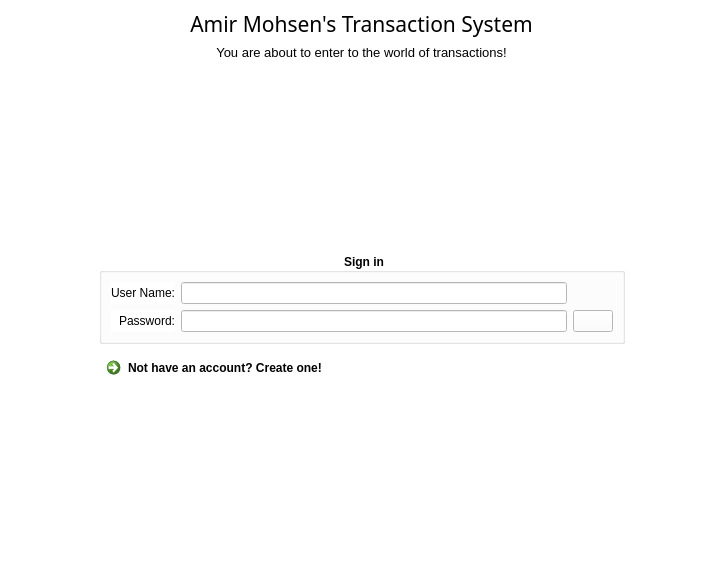
Qt form ui/panels/welcomepanel.ui (amirmohsen1384/transaction) before a commit.
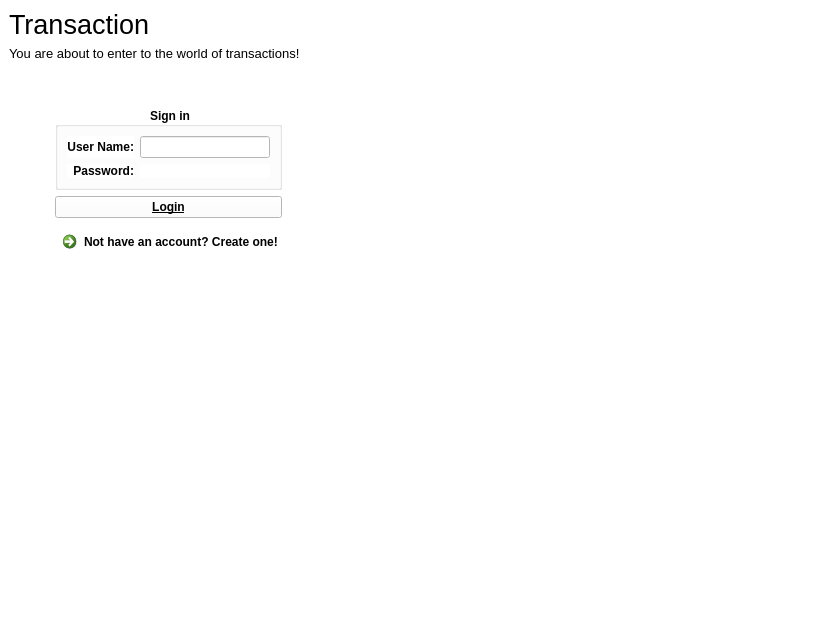
The same form after that commit. Icons and pictures are not drawn. Custom widgets are drawn as their Qt base class.

Commit message: Welcome Panel Development

Diff of the .ui file:
```diff
--- a/ui/panels/welcomepanel.ui
+++ b/ui/panels/welcomepanel.ui
@@ -1,13 +1,13 @@
 <?xml version="1.0" encoding="UTF-8"?>
 <ui version="4.0">
  <class>WelcomePanel</class>
- <widget class="QMainWindow" name="WelcomePanel">
+ <widget class="QDialog" name="WelcomePanel">
   <property name="geometry">
    <rect>
     <x>0</x>
     <y>0</y>
-    <width>723</width>
-    <height>581</height>
+    <width>814</width>
+    <height>632</height>
    </rect>
   </property>
   <property name="windowTitle">
@@ -17,22 +17,42 @@
    <string notr="true">background-color:white</string>
   </property>
   <widget class="QWidget" name="parent">
+   <layout class="QVBoxLayout" name="verticalLayout_2">
+    <item>
+     <widget class="QStackedWidget" name="pageContainer">
+      <property name="currentIndex">
+       <number>1</number>
+      </property>
+      <widget class="QWidget" name="welcomePage">
    <layout class="QGridLayout" name="gridLayout">
-    <item row="2" column="0">
-     <spacer name="horizontalSpacer">
-      <property name="orientation">
-       <enum>Qt::Orientation::Horizontal</enum>
-      </property>
-      <property name="sizeHint" stdset="0">
-       <size>
-        <width>40</width>
-        <height>20</height>
-       </size>
-      </property>
-     </spacer>
-    </item>
-    <item row="2" column="1" colspan="2">
-     <widget class="QGroupBox" name="groupBox">
+        <item row="0" column="1">
+         <widget class="QLabel" name="logo">
+          <property name="sizePolicy">
+           <sizepolicy hsizetype="MinimumExpanding" vsizetype="MinimumExpanding">
+            <horstretch>0</horstretch>
+            <verstretch>0</verstretch>
+           </sizepolicy>
+          </property>
+          <property name="styleSheet">
+           <string notr="true">background-color:white</string>
+          </property>
+          <property name="text">
+           <string/>
+          </property>
+          <property name="pixmap">
+           <pixmap resource="../../resources.qrc">:/images/panels/logo.png</pixmap>
+          </property>
+          <property name="alignment">
+           <set>Qt::AlignmentFlag::AlignCenter</set>
+          </property>
+         </widget>
+        </item>
+       </layout>
+      </widget>
+      <widget class="QWidget" name="loginPage">
+       <layout class="QGridLayout" name="gridLayout_2">
+        <item row="2" column="1">
+         <widget class="QGroupBox" name="signinGroup">
       <property name="font">
        <font>
         <bold>true</bold>
@@ -44,9 +64,29 @@
       <property name="alignment">
        <set>Qt::AlignmentFlag::AlignCenter</set>
       </property>
-      <layout class="QGridLayout" name="infoLayout">
+          <layout class="QGridLayout" name="signinLayout">
+           <item row="0" column="0">
+            <widget class="QLabel" name="userNameLabel">
+             <property name="font">
+              <font>
+               <bold>true</bold>
+              </font>
+             </property>
+             <property name="text">
+              <string>User Name:</string>
+             </property>
+             <property name="alignment">
+              <set>Qt::AlignmentFlag::AlignRight|Qt::AlignmentFlag::AlignTrailing|Qt::AlignmentFlag::AlignVCenter</set>
+             </property>
+            </widget>
+           </item>
        <item row="1" column="0">
-        <widget class="QLabel" name="label_2">
+            <widget class="QLabel" name="passwordLabel">
+             <property name="font">
+              <font>
+               <bold>true</bold>
+              </font>
+             </property>
          <property name="text">
           <string>Password:</string>
          </property>
@@ -55,55 +95,111 @@
          </property>
         </widget>
        </item>
-       <item row="0" column="1">
-        <widget class="QLineEdit" name="lineEdit"/>
+           <item row="0" column="1" colspan="3">
+            <widget class="QLineEdit" name="userNameEdit">
+             <property name="sizePolicy">
+              <sizepolicy hsizetype="Preferred" vsizetype="Fixed">
+               <horstretch>0</horstretch>
+               <verstretch>0</verstretch>
+              </sizepolicy>
+             </property>
+            </widget>
+           </item>
+           <item row="1" column="1" colspan="3">
+            <widget class="PasswordEdit" name="passwordEdit" native="true">
+             <property name="sizePolicy">
+              <sizepolicy hsizetype="Preferred" vsizetype="Preferred">
+               <horstretch>0</horstretch>
+               <verstretch>0</verstretch>
+              </sizepolicy>
+             </property>
+            </widget>
+           </item>
+          </layout>
+         </widget>
+        </item>
+        <item row="2" column="2">
+         <spacer name="rightSpacer">
+          <property name="orientation">
+           <enum>Qt::Orientation::Horizontal</enum>
+          </property>
+          <property name="sizeType">
+           <enum>QSizePolicy::Policy::Preferred</enum>
+          </property>
+          <property name="sizeHint" stdset="0">
+           <size>
+            <width>40</width>
+            <height>20</height>
+           </size>
+          </property>
+         </spacer>
+        </item>
+        <item row="5" column="1">
+         <widget class="QCommandLinkButton" name="commandLinkButton">
+          <property name="font">
+           <font>
+            <family>Segoe UI</family>
+            <pointsize>9</pointsize>
+           </font>
+          </property>
+          <property name="text">
+           <string>Not have an account? Create one!</string>
+          </property>
+         </widget>
+        </item>
+        <item row="6" column="1">
+         <spacer name="bottomSpacer">
+          <property name="orientation">
+           <enum>Qt::Orientation::Vertical</enum>
+          </property>
+          <property name="sizeHint" stdset="0">
+           <size>
+            <width>20</width>
+            <height>40</height>
+           </size>
+          </property>
+         </spacer>
        </item>
        <item row="1" column="1">
-        <widget class="QLineEdit" name="lineEdit_2"/>
-       </item>
-       <item row="1" column="2">
-        <widget class="QPushButton" name="pushButton_2">
-         <property name="text">
-          <string/>
-         </property>
-        </widget>
-       </item>
-       <item row="0" column="0">
-        <widget class="QLabel" name="label">
-         <property name="text">
-          <string>User Name:</string>
-         </property>
-         <property name="alignment">
-          <set>Qt::AlignmentFlag::AlignRight|Qt::AlignmentFlag::AlignTrailing|Qt::AlignmentFlag::AlignVCenter</set>
-         </property>
-        </widget>
-       </item>
-      </layout>
-     </widget>
-    </item>
-    <item row="0" column="0" colspan="4">
-     <layout class="QVBoxLayout" name="verticalLayout">
+         <spacer name="topSpacer">
+          <property name="orientation">
+           <enum>Qt::Orientation::Vertical</enum>
+          </property>
+          <property name="sizeHint" stdset="0">
+           <size>
+            <width>20</width>
+            <height>40</height>
+           </size>
+          </property>
+         </spacer>
+        </item>
+        <item row="0" column="0" colspan="3">
+         <layout class="QVBoxLayout" name="titleLayout">
       <property name="topMargin">
        <number>0</number>
       </property>
       <item>
-       <widget class="QLabel" name="label_3">
+           <widget class="QLabel" name="title">
         <property name="font">
          <font>
-          <family>Segoe Print</family>
-          <pointsize>16</pointsize>
+              <family>Segoe UI</family>
+              <pointsize>20</pointsize>
+              <fontweight>ExtraLight</fontweight>
          </font>
         </property>
         <property name="text">
-         <string>Amir Mohsen's Transaction System</string>
+             <string>Transaction</string>
+            </property>
+            <property name="scaledContents">
+             <bool>false</bool>
         </property>
         <property name="alignment">
-         <set>Qt::AlignmentFlag::AlignCenter</set>
+             <set>Qt::AlignmentFlag::AlignLeading|Qt::AlignmentFlag::AlignLeft|Qt::AlignmentFlag::AlignVCenter</set>
         </property>
        </widget>
       </item>
       <item>
-       <widget class="QLabel" name="label_4">
+           <widget class="QLabel" name="description">
         <property name="font">
          <font>
           <pointsize>10</pointsize>
@@ -113,17 +209,20 @@
          <string>You are about to enter to the world of transactions!</string>
         </property>
         <property name="alignment">
-         <set>Qt::AlignmentFlag::AlignCenter</set>
+             <set>Qt::AlignmentFlag::AlignLeading|Qt::AlignmentFlag::AlignLeft|Qt::AlignmentFlag::AlignVCenter</set>
         </property>
        </widget>
       </item>
      </layout>
     </item>
-    <item row="2" column="3">
-     <spacer name="horizontalSpacer_2">
+        <item row="2" column="0">
+         <spacer name="leftSpacer">
       <property name="orientation">
        <enum>Qt::Orientation::Horizontal</enum>
       </property>
+          <property name="sizeType">
+           <enum>QSizePolicy::Policy::Preferred</enum>
+          </property>
       <property name="sizeHint" stdset="0">
        <size>
         <width>40</width>
@@ -132,42 +231,68 @@
       </property>
      </spacer>
     </item>
-    <item row="4" column="1" colspan="2">
-     <spacer name="verticalSpacer_2">
-      <property name="orientation">
-       <enum>Qt::Orientation::Vertical</enum>
-      </property>
-      <property name="sizeHint" stdset="0">
-       <size>
-        <width>526</width>
-        <height>228</height>
-       </size>
-      </property>
-     </spacer>
-    </item>
-    <item row="1" column="1" colspan="2">
-     <spacer name="verticalSpacer">
-      <property name="orientation">
-       <enum>Qt::Orientation::Vertical</enum>
-      </property>
-      <property name="sizeHint" stdset="0">
-       <size>
-        <width>20</width>
-        <height>230</height>
-       </size>
-      </property>
-     </spacer>
-    </item>
-    <item row="3" column="1" colspan="2">
-     <widget class="QCommandLinkButton" name="commandLinkButton">
+        <item row="3" column="1">
+         <widget class="QPushButton" name="loginButton">
+          <property name="font">
+           <font>
+            <bold>true</bold>
+            <underline>true</underline>
+           </font>
+          </property>
+          <property name="styleSheet">
+           <string notr="true"/>
+          </property>
       <property name="text">
-       <string>Not have an account? Create one!</string>
-      </property>
+           <string>Login</string>
+          </property>
+          <property name="autoDefault">
+           <bool>true</bool>
+          </property>
+          <property name="default">
+           <bool>true</bool>
+          </property>
+          <property name="flat">
+           <bool>false</bool>
+          </property>
      </widget>
     </item>
    </layout>
   </widget>
  </widget>
- <resources/>
- <connections/>
+    </item>
+   </layout>
+  </widget>
+ </widget>
+ <customwidgets>
+  <customwidget>
+   <class>PasswordEdit</class>
+   <extends>QWidget</extends>
+   <header>include/elements/passwordedit.h</header>
+   <container>1</container>
+  </customwidget>
+ </customwidgets>
+ <resources>
+  <include location="../../resources.qrc"/>
+ </resources>
+ <connections>
+  <connection>
+   <sender>loginButton</sender>
+   <signal>clicked()</signal>
+   <receiver>WelcomePanel</receiver>
+   <slot>login()</slot>
+   <hints>
+    <hint type="sourcelabel">
+     <x>364</x>
+     <y>382</y>
+    </hint>
+    <hint type="destinationlabel">
+     <x>63</x>
+     <y>633</y>
+    </hint>
+   </hints>
+  </connection>
+ </connections>
+ <slots>
+  <slot>login()</slot>
+ </slots>
 </ui>
```
Left out of the diff: 6 changed lines with no effect on the pictures. Lines whose indentation alone changed are shown as unchanged. The commit also changes 2 other files.
